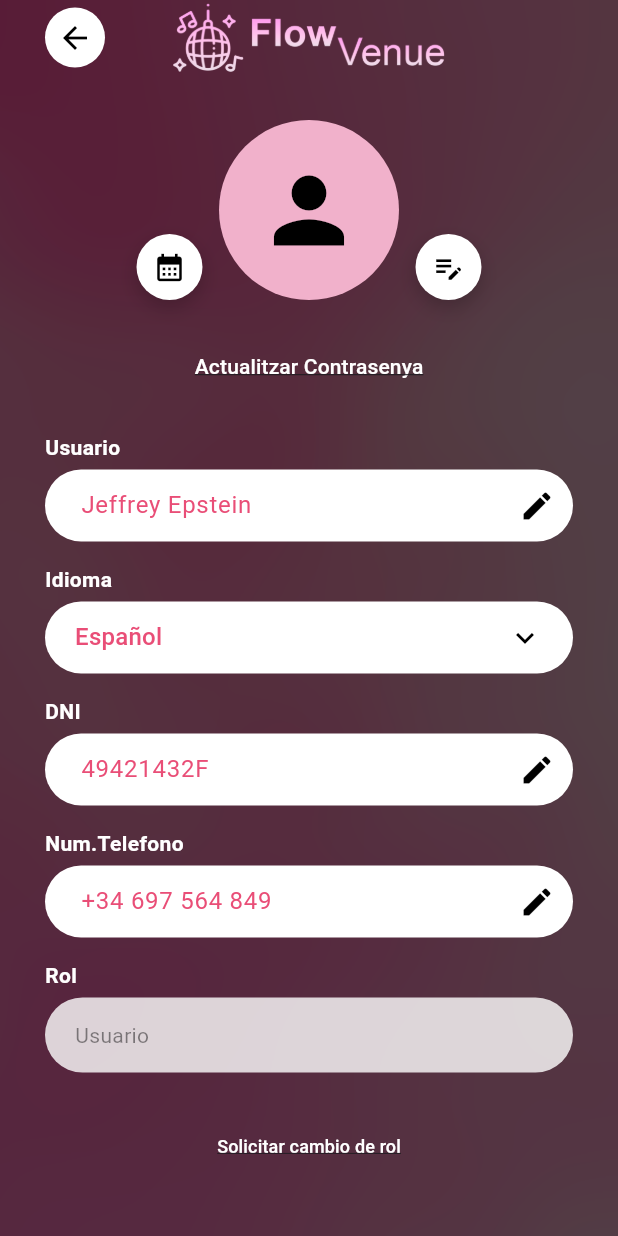
After one commit to oriolnieto/FlowVenue, a Flutter app: the PerfilConfigView screen opened directly, on a phone screen of 412 x 824 dp. The commit adds this screen. Run offline on Flutter 3.47's test engine with Material 3 defaults, Android fonts, the phone set to English and light mode, and no system bars; our stand-ins replace firebase_core, pinput; missing offline and left inert: spotify_sdk; accounts and stored records are empty.

Commit message:
pantalla i enllaç de configuracio del perfil

```diff
--- a/lib/view/introduirCodi.dart
+++ b/lib/view/introduirCodi.dart
@@ -1,4 +1,5 @@
 import 'package:flowvenue/view/buscador_festa_view.dart';
+import 'package:flowvenue/view/profile_config_view.dart';
 import 'package:flutter/material.dart';
 import 'package:pinput/pinput.dart';
 import 'package:flowvenue/view/login_view.dart';
@@ -37,10 +38,11 @@ class _IntroduirCodiState extends State<introduirCodi> {
             child: GestureDetector(
               onTap: () {
                 // Aquí aniria la navegació a la teva vista de configuració de perfil
-                /* Navigator.push(
+                Navigator.push(
                   context,
-                  MaterialPageRoute(builder: (context) => const PerfilConfigView()),
-                ); */
+                  MaterialPageRoute(
+                      builder: (context) => const PerfilConfigView(rol: "Usuario")),
+                );
 
               },
               child: Container(
--- /dev/null
+++ b/lib/view/profile_config_view.dart
@@ -0,0 +1,246 @@
+import 'package:flutter/material.dart';
+
+class PerfilConfigView extends StatefulWidget {
+  final String rol; // "Usuario", "Artista" o "Servicio"
+
+  const PerfilConfigView({super.key, required this.rol});
+
+  @override
+  State<PerfilConfigView> createState() => _PerfilConfigViewState();
+}
+
+class _PerfilConfigViewState extends State<PerfilConfigView> {
+  final TextEditingController _nameController = TextEditingController(text: "Jeffrey Epstein");
+  final TextEditingController _dniController = TextEditingController(text: "49421432F");
+  final TextEditingController _phoneController = TextEditingController(text: "+34 697 564 849");
+
+  String _selectedLanguage = 'Español';
+  final List<String> _languages = ['Español', 'Català', 'English'];
+
+  @override
+  Widget build(BuildContext context) {
+    // Verificació de permisos segons el rol
+    bool potCrearEvent = widget.rol == "Servicio";
+
+    return Scaffold(
+        body: Container(
+            width: double.infinity,
+            height: double.infinity,
+            decoration: const BoxDecoration(
+                image: DecorationImage(
+                    image: AssetImage('assets/Background_App.png'),
+                    fit: BoxFit.cover,
+                ),
+            ),
+            child: SafeArea(
+                child: SingleChildScrollView(
+                    padding: const EdgeInsets.symmetric(horizontal: 30),
+                    child: Column(
+                        children: [
+                        _buildHeader(),
+                    const SizedBox(height: 20),
+                    _buildProfileImage(),
+                    const SizedBox(height: 10),
+                    TextButton(
+                        onPressed: () => print("Canviar contrasenya"),
+                        child: const Text("Actualitzar Contrasenya",
+                            style: TextStyle(color: Colors.white, decoration: TextDecoration.underline)),
+                    ),
+                    const SizedBox(height: 20),
+                    // Camps del formulari
+                    _buildTextField("Usuario", _nameController, Icons.edit),
+                    _buildLanguageDropdown(),
+                    _buildTextField("DNI", _dniController, Icons.edit),
+                    _buildTextField("Num.Telefono", _phoneController, Icons.edit),
+                    _buildReadOnlyField("Rol", widget.rol),
+
+                    const SizedBox(height: 15),
+
+                    // Botó per sol·licitar canvi de rol
+                    TextButton(
+                      onPressed: () => print("Accediendo a solicitud de rol"),
+                      child: const Text("Solicitar cambio de rol",
+                          style: TextStyle(color: Colors.white, decoration: TextDecoration.underline, fontSize: 12)),
+                    ),
+
+                    const SizedBox(height: 20),
+
+                    // Botó condicional segons el Rol
+                    if (potCrearEvent)
+                SizedBox(
+                width: double.infinity,
+                child: ElevatedButton(
+                    style: ElevatedButton.styleFrom(
+                        backgroundColor: const Color(0xFFD988B9),
+                        padding: const EdgeInsets.symmetric(vertical: 15),
+                        shape: RoundedRectangleBorder(borderRadius: BorderRadius.circular(30)),
+
+                    ),
+                  onPressed: () => print(""),
+                  child: const Text("+ Crear Evento",
+                      style: TextStyle(color: Colors.white, fontWeight: FontWeight.bold, fontSize: 18)),
+                ),
+            ),const SizedBox(height: 40),
+                          const Text("©2026 FlowVenue by Oriol&Jan",
+                              style: TextStyle(color: Colors.white54, fontSize: 10)),
+                        ],
+                    ),
+                ),
+            ),
+        ),
+    );
+  }
+
+  Widget _buildHeader() {
+    return Row(
+      mainAxisAlignment: MainAxisAlignment.spaceBetween,
+      children: [
+        CircleAvatar(
+          backgroundColor: Colors.white,
+          child: IconButton(
+            icon: const Icon(Icons.arrow_back, color: Colors.black),
+            onPressed: () => Navigator.pop(context),
+          ),
+        ),
+        Image.asset('assets/Logo_FlowVenue.png', height: 50),
+        const SizedBox(width: 40),
+      ],
+    );
+  }
+
+  Widget _buildProfileImage() {
+    return SizedBox(
+      width: 250, // Una mica més ample per evitar que se solapin
+      height: 140,
+      child: Stack(
+        alignment: Alignment.center,
+        children: [
+          // Cercle principal de la foto de perfil (Centre)
+          const CircleAvatar(
+            radius: 60,
+            backgroundColor: Color(0xFFF1B1CB),
+            child: Icon(Icons.person, size: 70, color: Colors.black),
+          ),
+
+          // ICONA DE L'AGENDA (Esquerra inferior)
+          Positioned(
+            left: 10, // A l'esquerra
+            bottom: 10,
+            child: _buildFloatingButton(Icons.calendar_month, () {
+              print("Anant a l'agenda...");
+            }),
+          ),
+
+          // ICONA D'EDITAR (Dreta inferior)
+          Positioned(
+            right: 10, // CANVIAT A RIGHT per veure les dues icones
+            bottom: 10,
+            child: _buildFloatingButton(Icons.edit_note, () {
+              print("Editant perfil...");
+            }),
+          ),
+        ],
+      ),
+    );
+  }
+
+// Funció auxiliar (es manté igual, està perfecta)
+  Widget _buildFloatingButton(IconData icon, VoidCallback onTap) {
+    return Container(
+      decoration: BoxDecoration(
+        shape: BoxShape.circle,
+        boxShadow: [
+          BoxShadow(
+            color: Colors.black.withOpacity(0.2),
+            blurRadius: 10,
+            offset: const Offset(0, 5),
+          ),
+        ],
+      ),
+      child: CircleAvatar(
+        backgroundColor: Colors.white,
+        radius: 22,
+        child: IconButton(
+          icon: Icon(icon, size: 22, color: Colors.black),
+          onPressed: onTap,
+        ),
+      ),
+    );
+  }
+
+  Widget _buildTextField(String label, TextEditingController controller, IconData icon) {
+    return Padding(
+      padding: const EdgeInsets.only(bottom: 15),
+      child: Column(
+        crossAxisAlignment: CrossAxisAlignment.start,
+        children: [
+          Text(label, style: const TextStyle(color: Colors.white, fontWeight: FontWeight.bold)),
+          const SizedBox(height: 5),
+          TextField(
+            controller: controller,
+            style: const TextStyle(color: Color(0xFFE94E77)),
+            decoration: InputDecoration(
+              filled: true,
+              fillColor: Colors.white,
+              suffixIcon: Icon(icon, color: Colors.black),
+              border: OutlineInputBorder(borderRadius: BorderRadius.circular(25), borderSide: BorderSide.none),
+              contentPadding: const EdgeInsets.symmetric(horizontal: 20),
+            ),
+          ),
+        ],
+      ),
+    );
+  }
+
+  Widget _buildLanguageDropdown() {
+    return Padding(
+      padding: const EdgeInsets.only(bottom: 15),
+      child: Column(
+        crossAxisAlignment: CrossAxisAlignment.start,
+        children: [
+          const Text("Idioma", style: TextStyle(color: Colors.white, fontWeight: FontWeight.bold)),
+          const SizedBox(height: 5),
+          Container(
+            padding: const EdgeInsets.symmetric(horizontal: 20),
+            decoration: BoxDecoration(color: Colors.white, borderRadius: BorderRadius.circular(25)),
+            child: DropdownButtonHideUnderline(
+              child: DropdownButton<String>(
+                value: _selectedLanguage,
+                isExpanded: true,
+                icon: const Icon(Icons.keyboard_arrow_down, color: Colors.black),
+                items: _languages.map((String lang) {
+                  return DropdownMenuItem(value: lang, child: Text(lang, style: const TextStyle(color: Color(0xFFE94E77))));
+                }).toList(),
+                onChanged: (String? newValue) {
+                  setState(() {
+                    _selectedLanguage = newValue!;
+                    // Aquí cridaries a la funció per canviar el Locale de l'App
+                  });
+                },
+              ),
+            ),
+          ),
+        ],
+      ),
+    );
+  }
+
+  Widget _buildReadOnlyField(String label, String value) {
+    return Padding(
+      padding: const EdgeInsets.only(bottom: 10),
+      child: Column(
+        crossAxisAlignment: CrossAxisAlignment.start,
+        children: [
+          Text(label, style: const TextStyle(color: Colors.white, fontWeight: FontWeight.bold)),
+          const SizedBox(height: 5),
+          Container(
+            width: double.infinity,
+            padding: const EdgeInsets.symmetric(horizontal: 20, vertical: 15),
+            decoration: BoxDecoration(color: Colors.white.withOpacity(0.8), borderRadius: BorderRadius.circular(25)),
+            child: Text(value, style: const TextStyle(color: Colors.black45)),
+          ),
+        ],
+      ),
+    );
+  }
+}
```
